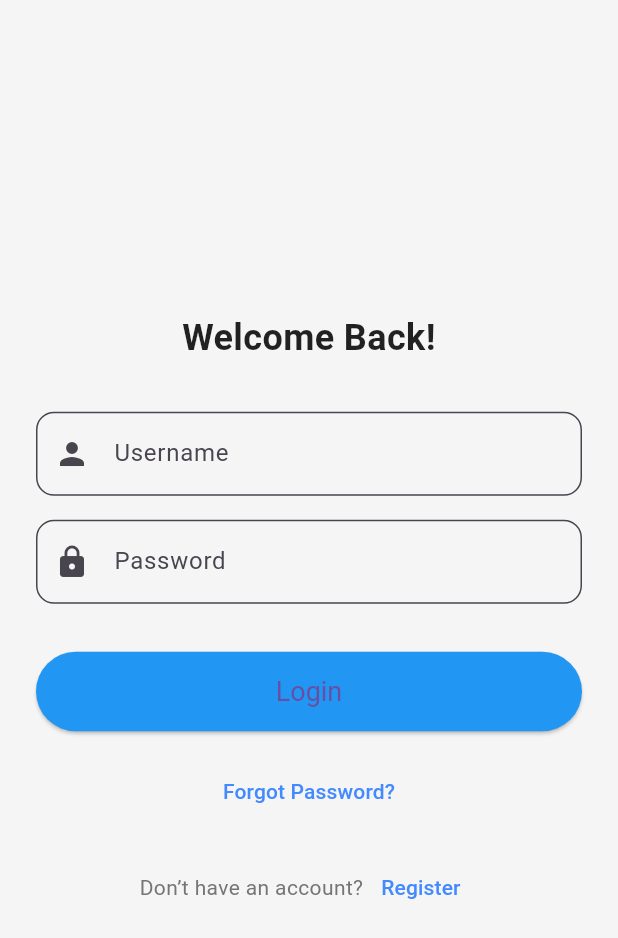
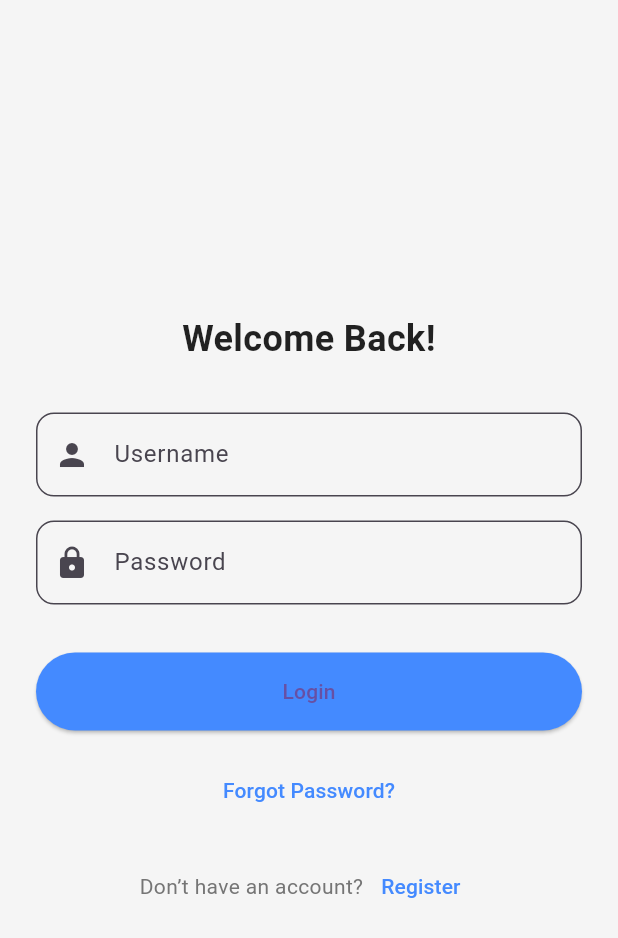
Before and after one commit to loyz20/frontend_student, a Flutter app: the screen it shows after launch, on a phone screen of 412 x 824 dp. Shown: the top 938 px of the screen. Run offline on Flutter 3.47's test engine with Material 3 defaults, Android fonts, the phone set to English and light mode, and no system bars; our stand-ins replace carousel_slider, fl_chart, geolocator, image_picker.

Commit message:
commit ke 7

```diff
--- a/lib/features/auth/presentation/pages/login_page.dart
+++ b/lib/features/auth/presentation/pages/login_page.dart
@@ -1,7 +1,8 @@
 import 'package:flutter/material.dart';
 import 'package:frontend_student/common/constants/colors.dart';
 import 'package:frontend_student/common/widget/navigation.dart';
-import 'package:frontend_student/common/widget/primary_button.dart';
+import 'package:frontend_student/features/auth/presentation/widgets/login_form.dart';
+
 
 class LoginPage extends StatelessWidget {
   final TextEditingController _usernameController = TextEditingController();
@@ -15,85 +16,20 @@ class LoginPage extends StatelessWidget {
       backgroundColor: AppColors.background,
       body: Padding(
         padding: const EdgeInsets.symmetric(horizontal: 24.0),
-        child: Column(
-          mainAxisAlignment: MainAxisAlignment.center,
-          crossAxisAlignment: CrossAxisAlignment.stretch,
-          children: [
-            const Text(
-              'Welcome Back!',
-              style: TextStyle(
-                fontSize: 24,
-                fontWeight: FontWeight.bold,
-                color: Colors.black87,
-              ),
-              textAlign: TextAlign.center,
-            ),
-            const SizedBox(height: 32),
-            TextField(
-              controller: _usernameController,
-              decoration: InputDecoration(
-                labelText: 'Username',
-                prefixIcon: const Icon(Icons.person),
-                border: OutlineInputBorder(
-                  borderRadius: BorderRadius.circular(12),
-                  borderSide: BorderSide(color: Colors.grey.shade300),
-                ),
-                filled: true,
-                fillColor: Colors.grey.shade100,
-              ),
-            ),
-            const SizedBox(height: 16),
-            TextField(
-              controller: _passwordController,
-              decoration: InputDecoration(
-                labelText: 'Password',
-                prefixIcon: const Icon(Icons.lock),
-                border: OutlineInputBorder(
-                  borderRadius: BorderRadius.circular(12),
-                  borderSide: BorderSide(color: Colors.grey.shade300),
-                ),
-                filled: true,
-                fillColor: Colors.grey.shade100,
-              ),
-              obscureText: true,
-            ),
-            const SizedBox(height: 32),
-            PrimaryButton(
-              text: 'Login',
-              onPressed: () {
+        child: LoginForm(
+          usernameController: _usernameController,
+          passwordController: _passwordController,
+          onLoginPressed: () {
             // Implement login logic here
             navigateToTab(context);
           },
-              padding: const EdgeInsets.symmetric(vertical: 16),
-            ),
-            const SizedBox(height: 16),
-            TextButton(
-              onPressed: () {
+          onForgotPasswordPressed: () {
             // Implement forgot password navigation here
           },
-              child: const Text(
-                'Forgot Password?',
-                style: TextStyle(color: Colors.blueAccent),
-              ),
-            ),
-            const SizedBox(height: 16),
-            Row(
-              mainAxisAlignment: MainAxisAlignment.center,
-              children: [
-                const Text('Don’t have an account?'),
-                TextButton(
-                  onPressed: () {
+          onRegisterPressed: () {
             // Implement register navigation here
             navigateToRegister(context);
           },
-                  child: const Text(
-                    'Register',
-                    style: TextStyle(color: Colors.blueAccent),
-                  ),
-                ),
-              ],
-            ),
-          ],
         ),
       ),
     );
--- a/lib/features/auth/presentation/pages/register_page.dart
+++ b/lib/features/auth/presentation/pages/register_page.dart
@@ -7,10 +7,10 @@ class RegisterPage extends StatefulWidget {
   const RegisterPage({super.key});
 
   @override
-  _RegisterPageState createState() => _RegisterPageState();
+  RegisterPageState createState() => RegisterPageState();
 }
 
-class _RegisterPageState extends State<RegisterPage> {
+class RegisterPageState extends State<RegisterPage> {
   final TextEditingController _nisController = TextEditingController();
   final TextEditingController _passwordController = TextEditingController();
   bool _nisValid = false;
--- a/lib/features/auth/presentation/widgets/login_form.dart
+++ b/lib/features/auth/presentation/widgets/login_form.dart
@@ -0,0 +1,97 @@
+import 'package:flutter/material.dart';
+
+class LoginForm extends StatelessWidget {
+  final TextEditingController usernameController;
+  final TextEditingController passwordController;
+  final VoidCallback onLoginPressed;
+  final VoidCallback onForgotPasswordPressed;
+  final VoidCallback onRegisterPressed;
+
+  const LoginForm({
+    super.key,
+    required this.usernameController,
+    required this.passwordController,
+    required this.onLoginPressed,
+    required this.onForgotPasswordPressed,
+    required this.onRegisterPressed,
+  });
+
+  @override
+  Widget build(BuildContext context) {
+    return Column(
+      mainAxisAlignment: MainAxisAlignment.center,
+      crossAxisAlignment: CrossAxisAlignment.stretch,
+      children: [
+        const Text(
+          'Welcome Back!',
+          style: TextStyle(
+            fontSize: 24,
+            fontWeight: FontWeight.bold,
+            color: Colors.black87,
+          ),
+          textAlign: TextAlign.center,
+        ),
+        const SizedBox(height: 32),
+        TextField(
+          controller: usernameController,
+          decoration: InputDecoration(
+            labelText: 'Username',
+            prefixIcon: const Icon(Icons.person),
+            border: OutlineInputBorder(
+              borderRadius: BorderRadius.circular(12),
+              borderSide: BorderSide(color: Colors.grey.shade300),
+            ),
+            filled: true,
+            fillColor: Colors.grey.shade100,
+          ),
+        ),
+        const SizedBox(height: 16),
+        TextField(
+          controller: passwordController,
+          decoration: InputDecoration(
+            labelText: 'Password',
+            prefixIcon: const Icon(Icons.lock),
+            border: OutlineInputBorder(
+              borderRadius: BorderRadius.circular(12),
+              borderSide: BorderSide(color: Colors.grey.shade300),
+            ),
+            filled: true,
+            fillColor: Colors.grey.shade100,
+          ),
+          obscureText: true,
+        ),
+        const SizedBox(height: 32),
+        ElevatedButton(
+          onPressed: onLoginPressed,
+          style: ElevatedButton.styleFrom(
+            padding: const EdgeInsets.symmetric(vertical: 16),
+            backgroundColor: Colors.blueAccent, // Adjust as needed
+          ),
+          child: const Text('Login'),
+        ),
+        const SizedBox(height: 16),
+        TextButton(
+          onPressed: onForgotPasswordPressed,
+          child: const Text(
+            'Forgot Password?',
+            style: TextStyle(color: Colors.blueAccent),
+          ),
+        ),
+        const SizedBox(height: 16),
+        Row(
+          mainAxisAlignment: MainAxisAlignment.center,
+          children: [
+            const Text('Don’t have an account?'),
+            TextButton(
+              onPressed: onRegisterPressed,
+              child: const Text(
+                'Register',
+                style: TextStyle(color: Colors.blueAccent),
+              ),
+            ),
+          ],
+        ),
+      ],
+    );
+  }
+}
--- a/lib/features/home/presentation/pages/home_page.dart
+++ b/lib/features/home/presentation/pages/home_page.dart
@@ -2,7 +2,7 @@ import 'package:flutter/material.dart';
 import 'package:frontend_student/features/home/presentation/widgets/custom_banner.dart';
 import 'package:frontend_student/features/home/presentation/widgets/custom_header.dart';
 import 'package:frontend_student/features/home/presentation/widgets/custom_menu.dart';
-import 'package:frontend_student/features/home/presentation/widgets/progress_overview.dart';
+import 'package:frontend_student/features/home/presentation/widgets/recent_activity.dart';
 
 class HomePage extends StatelessWidget {
   const HomePage({super.key});
@@ -22,7 +22,7 @@ class HomePage extends StatelessWidget {
               child: MenuGrid(context: context),
             ),
             const SizedBox(height: 16.0),
-            const ProgressOverview(),  // Menambahkan Progress Overview di sini
+            const RecentActivities(),  // Menambahkan Progress Overview di sini
           ],
         ),
       ),
--- a/lib/features/home/presentation/widgets/progress_overview.dart
+++ b/lib/features/home/presentation/widgets/progress_overview.dart
@@ -4,10 +4,10 @@ class ProgressOverview extends StatefulWidget {
   const ProgressOverview({super.key});
 
   @override
-  _ProgressOverviewState createState() => _ProgressOverviewState();
+  ProgressOverviewState createState() => ProgressOverviewState();
 }
 
-class _ProgressOverviewState extends State<ProgressOverview> {
+class ProgressOverviewState extends State<ProgressOverview> {
   String _selectedMonth = 'Agustus'; // Bulan default yang dipilih
   final List<String> _months = [
     'Januari',
--- a/lib/features/home/presentation/widgets/student_achievement.dart
+++ b/lib/features/home/presentation/widgets/student_achievement.dart
@@ -5,10 +5,10 @@ class AchievementsAndViolations extends StatefulWidget {
   const AchievementsAndViolations({super.key});
 
   @override
-  _AchievementsAndViolationsState createState() => _AchievementsAndViolationsState();
+  AchievementsAndViolationsState createState() => AchievementsAndViolationsState();
 }
 
-class _AchievementsAndViolationsState extends State<AchievementsAndViolations> {
+class AchievementsAndViolationsState extends State<AchievementsAndViolations> {
   final int _itemsPerPage = 3; // Number of items per page
   int _currentPage = 1;
   final List<String> _achievements = List.generate(10, (index) => 'Achievement ${index + 1}');
```
Also changed, not shown: lib/features/attendance/presentation/pages/attendance_page.dart (+8 -5 lines), lib/features/home/presentation/widgets/recent_activity.dart (+110 -32 lines). Lines whose indentation alone changed are shown as unchanged.
